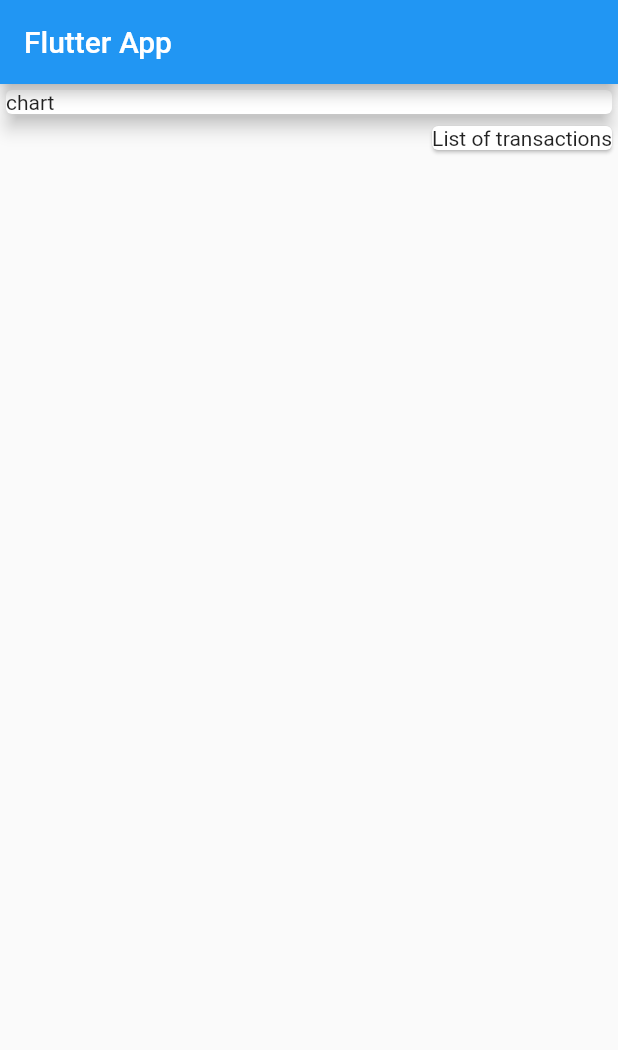
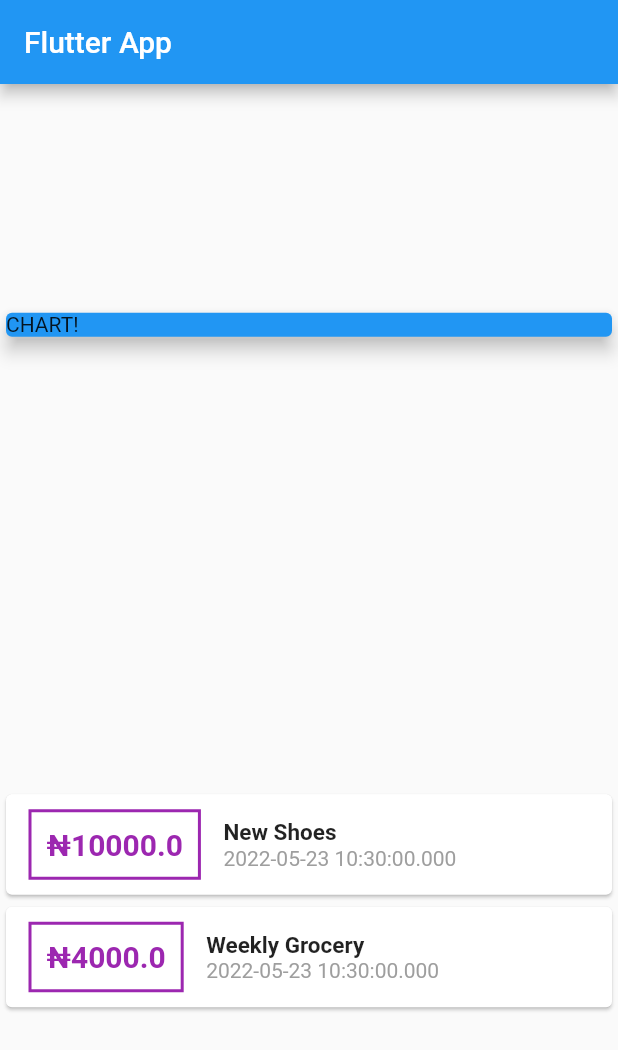
Before and after one commit to Cyph33r/myFinance, a Flutter app: the screen it shows after launch, on a phone screen of 412 x 824 dp. Shown: the top 1050 px of the screen. Run offline on Flutter 3.47's test engine with Material 2 defaults, Android fonts, the phone set to English and light mode, and no system bars.

Commit message:
more changes

```diff
--- a/lib/main.dart
+++ b/lib/main.dart
@@ -1,42 +1,95 @@
+// ignore_for_file: prefer_const_constructors
+
 import 'package:flutter/material.dart';
-import './transaction.dart';
+import 'package:peronal_expenes_app/transaction.dart';
 
-void main() {
-  runApp(MyHomePage());
+void main() => runApp(const MyApp());
+
+class MyApp extends StatelessWidget {
+  const MyApp({Key? key}) : super(key: key);
+
+  @override
+  Widget build(BuildContext context) {
+    return MaterialApp(
+      title: 'Flutter App',
+      home: MyHomePage(),
+    );
+  }
 }
 
 class MyHomePage extends StatelessWidget {
-  final List transactions = <Transaction>[
-    Transaction(id: 1, title: "New Shoes", amount: 69.99, time: DateTime.now())
+  final transactions = [
+    Transaction(
+        id: 01, title: "New Shoes", amount: 10000.0, time: DateTime.now()),
+    Transaction(
+        id: 02, title: "Weekly Grocery", amount: 4000.0, time: DateTime.now()),
   ];
-
   MyHomePage({Key? key}) : super(key: key);
 
   @override
   Widget build(BuildContext context) {
-    return MaterialApp(
-      home: Scaffold(
+    return Scaffold(
       appBar: AppBar(
         title: const Text('Flutter App'),
       ),
       body: Column(
-          mainAxisAlignment: MainAxisAlignment.start,
-          crossAxisAlignment: CrossAxisAlignment.start,
-          textDirection: TextDirection.rtl,
-          children: const [
-            SizedBox(
+        mainAxisAlignment: MainAxisAlignment.spaceAround,
+        crossAxisAlignment: CrossAxisAlignment.stretch,
+        children: <Widget>[
+          Container(
             width: double.infinity,
-              child: Card(
-                child: Text("chart"),
+            child: const Card(
+              color: Colors.blue,
+              child: Text('CHART!'),
               elevation: 5,
             ),
           ),
-            Card(
-              child: Text("List of transactions"),
+          Column(
+            children: transactions.map((transaction) {
+              return Card(
+                child: Container(
+                  child: Row(
+                    children: [
+                      Container(
+                        padding: EdgeInsets.all(10),
+                        margin: const EdgeInsets.symmetric(
+                            horizontal: 15, vertical: 10),
+                        decoration: BoxDecoration(
+                            border: Border.all(
+                                color: Colors.purple,
+                                width: 2,
+                                style: BorderStyle.solid)),
+                        child: Text('₦${transaction.amount}',
+                            style: TextStyle(
+                              fontWeight: FontWeight.bold,
+                              fontSize: 20,
+                              color: Colors.purple,
+                            )),
+                      ),
+                      Container(
+                        child: Column(
+                          crossAxisAlignment: CrossAxisAlignment.start,
+                          children: [
+                            Text(
+                              transaction.title,
+                              style: TextStyle(
+                                  fontWeight: FontWeight.bold, fontSize: 15),
+                            ),
+                            Text(
+                              transaction.time.toString(),
+                              style: TextStyle(color: Colors.grey),
+                            )
+                          ],
+                        ),
                       )
                     ],
                   ),
                 ),
               );
+            }).toList(),
+          ),
+        ],
+      ),
+    );
   }
 }
--- a/pubspec.yaml
+++ b/pubspec.yaml
@@ -34,6 +34,7 @@ dependencies:
   # The following adds the Cupertino Icons font to your application.
   # Use with the CupertinoIcons class for iOS style icons.
   cupertino_icons: ^1.0.2
+  intl: ^0.17.0
 
 dev_dependencies:
   flutter_test:
```
Also changed, not shown: pubspec.lock, 1 other file. Lines whose indentation alone changed are shown as unchanged.
